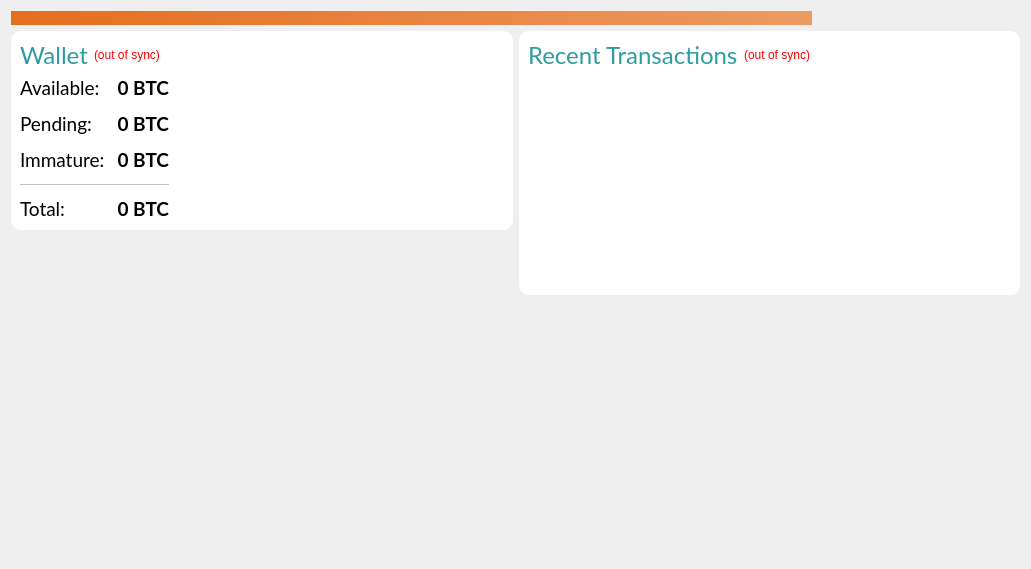
ZiftrCOIN/ziftrcoin, file src/qt/forms/overviewpage.ui: the form before one commit.
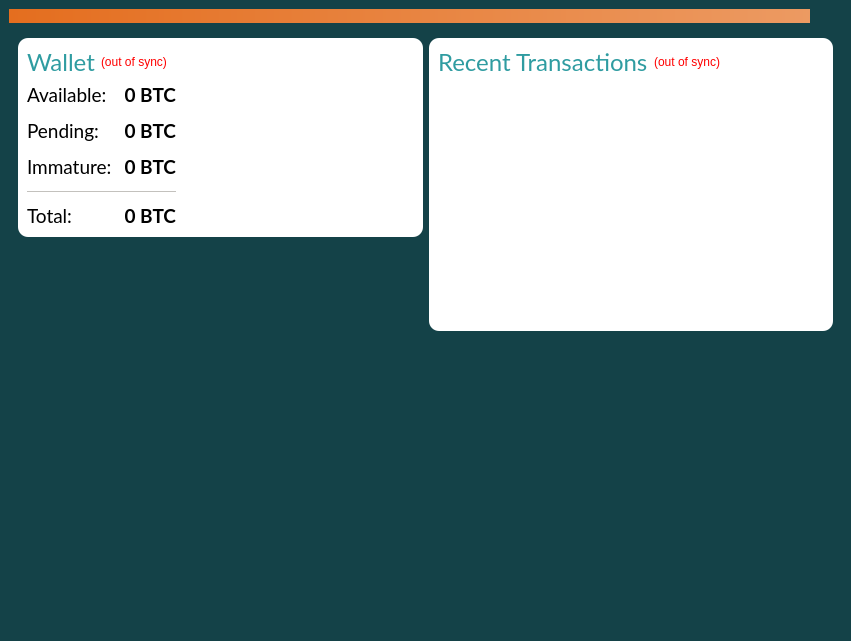
The form after the commit. Icons and pictures are not drawn.

Commit message: Got background color to work.

The edit to the form file:
```diff
--- a/src/qt/forms/overviewpage.ui
+++ b/src/qt/forms/overviewpage.ui
@@ -6,8 +6,8 @@
    <rect>
     <x>0</x>
     <y>0</y>
-    <width>1031</width>
-    <height>569</height>
+    <width>851</width>
+    <height>641</height>
    </rect>
   </property>
   <property name="windowTitle">
@@ -20,7 +20,26 @@
    <string notr="true"/>
   </property>
   <layout class="QHBoxLayout" name="horizontalLayout_6">
+   <property name="sizeConstraint">
+    <enum>QLayout::SetDefaultConstraint</enum>
+   </property>
+   <property name="leftMargin">
+    <number>0</number>
+   </property>
+   <property name="topMargin">
+    <number>0</number>
+   </property>
+   <property name="rightMargin">
+    <number>0</number>
+   </property>
+   <property name="bottomMargin">
+    <number>0</number>
+   </property>
    <item>
+    <widget class="QWidget" name="" native="true">
+     <property name="styleSheet">
+      <string notr="true">background: #144248;</string>
+     </property>
     <layout class="QVBoxLayout" name="verticalLayout_7">
      <item>
       <widget class="QLabel" name="labelAlerts">
@@ -45,6 +64,10 @@
       </widget>
      </item>
      <item>
+       <widget class="QWidget" name="" native="true">
+        <property name="styleSheet">
+         <string notr="true">background: #144248;</string>
+        </property>
       <layout class="QHBoxLayout" name="horizontalLayout_5">
        <item>
         <layout class="QVBoxLayout" name="verticalLayout_2">
@@ -334,6 +357,7 @@
           </spacer>
          </item>
          <item>
+            <widget class="QWidget" name="" native="true">
           <layout class="QHBoxLayout" name="horizontalLayout">
            <item>
             <widget class="QLabel" name="label_wallet_bgcoin">
@@ -355,22 +379,20 @@
             </widget>
            </item>
            <item>
-            <widget class="QFrame" name="frame_3">
-             <property name="autoFillBackground">
-              <bool>false</bool>
-             </property>
-             <property name="styleSheet">
-              <string notr="true">border: 0;</string>
-             </property>
-             <property name="frameShape">
-              <enum>QFrame::StyledPanel</enum>
-             </property>
-             <property name="frameShadow">
-              <enum>QFrame::Raised</enum>
-             </property>
-            </widget>
-           </item>
-          </layout>
+               <spacer name="horizontalSpacer_4">
+                <property name="orientation">
+                 <enum>Qt::Horizontal</enum>
+                </property>
+                <property name="sizeHint" stdset="0">
+                 <size>
+                  <width>40</width>
+                  <height>20</height>
+                 </size>
+                </property>
+               </spacer>
+              </item>
+             </layout>
+            </widget>
          </item>
         </layout>
        </item>
@@ -476,8 +498,10 @@
         </layout>
        </item>
       </layout>
-     </item>
-    </layout>
+       </widget>
+      </item>
+     </layout>
+    </widget>
    </item>
   </layout>
   <zorder></zorder>
```
Left out of the diff: 1 changed line with no effect on the pictures. Lines whose indentation alone changed are shown as unchanged. The commit also changes 5 other files.
